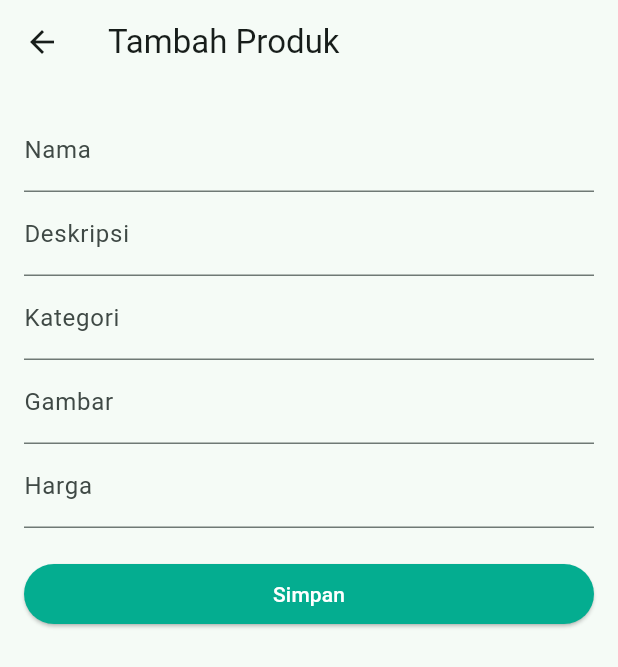
After one commit to ReyhanHerdi/nusantama-product-app, a Flutter app: the screen it shows after launch, after a tap on "+ Tambah", on a phone screen of 412 x 824 dp. The commit adds this screen. Shown: the top 667 px of the screen. Run offline on Flutter 3.47's test engine with Material 3 defaults, Android fonts, the phone set to English and light mode, and no system bars; our stand-ins replace sqflite; accounts and stored records are empty.

Commit message:
apply CRUD method

```diff
--- a/flutter_app/lib/db/db_helper.dart
+++ b/flutter_app/lib/db/db_helper.dart
@@ -1,8 +1,70 @@
-// import 'package:flutter/widgets.dart';
+import 'package:sqflite/sqflite.dart';
+import 'package:path/path.dart';
+import '../model/product_model.dart';
 
-// WidgetsFlutterBinding.ensureInitialized();
+class DBHelper {
+  static final DBHelper _instance = DBHelper._internal();
+  factory DBHelper() => _instance;
+  DBHelper._internal();
 
-// final database = openDatabase(
+  static Database? _database;
 
-//   join(await getDatabasesPath(), 'doggie_database.db'),
-// );
+  Future<Database> get database async {
+    if (_database != null) return _database!;
+    _database = await _initDatabase();
+    return _database!;
+  }
+
+  // Inisialisasi dan buat database
+  Future<Database> _initDatabase() async {
+    String path = join(await getDatabasesPath(), 'nusantama_produk.db');
+    return await openDatabase(
+      path,
+      version: 2,
+      onCreate: _onCreate,
+    );
+  }
+
+  Future<void> _onCreate(Database db, int version) async {
+    await db.execute('''
+      CREATE TABLE produk (
+        id INTEGER PRIMARY KEY AUTOINCREMENT,
+        nama TEXT,
+        deskripsi TEXT,
+        kategori TEXT,
+        gambar TEXT,
+        harga TEXT
+      )
+    ''');
+  }
+
+  Future<int> insertProduct(Product product) async {
+    final db = await database;
+    return await db.insert('produk', product.toMap());
+  }
+
+  Future<List<Product>> getAllProducts() async {
+    final db = await database;
+    final List<Map<String, dynamic>> result = await db.query('produk');
+    return result.map((e) => Product.fromMap(e)).toList();
+  }
+
+  Future<int> updateProduct(Product product) async {
+    final db = await database;
+    return await db.update(
+      'produk',
+      product.toMap(),
+      where: 'id = ?',
+      whereArgs: [product.id],
+    );
+  }
+
+  Future<int> deleteProduct(int id) async {
+    final db = await database;
+    return await db.delete(
+      'produk',
+      where: 'id = ?',
+      whereArgs: [id],
+    );
+  }
+}
--- a/flutter_app/lib/model/product_model.dart
+++ b/flutter_app/lib/model/product_model.dart
@@ -1,17 +1,41 @@
 class Product {
-  final int id;
+  final int? id;
   final String nama;
   final String deskripsi;
   final String kategori;
   final String gambar;
   final String harga;
 
-  const Product({
-    required this.id,
+  Product({
+    this.id,
     required this.nama,
     required this.deskripsi,
     required this.kategori,
     required this.gambar,
-    required this.harga
-    });
+    required this.harga,
+  });
+
+  // Konversi ke Map
+  Map<String, dynamic> toMap() {
+    return {
+      'id': id,
+      'nama': nama,
+      'deskripsi': deskripsi,
+      'kategori': kategori,
+      'gambar': gambar,
+      'harga': harga,
+    };
+  }
+
+  // Konversi dari Map ke objek
+  factory Product.fromMap(Map<String, dynamic> map) {
+    return Product(
+      id: map['id'],
+      nama: map['nama'],
+      deskripsi: map['deskripsi'],
+      kategori: map['kategori'],
+      gambar: map['gambar'],
+      harga: map['harga'],
+    );
+  }
 }
--- /dev/null
+++ b/flutter_app/lib/screen/edit_screen.dart
@@ -0,0 +1,93 @@
+import 'package:flutter/material.dart';
+import '../db/db_helper.dart';
+import '../model/product_model.dart';
+
+class EditScreen extends StatefulWidget {
+  final Product product;
+
+  const EditScreen({super.key, required this.product});
+
+  @override
+  State<EditScreen> createState() => _EditScreenState();
+}
+
+class _EditScreenState extends State<EditScreen> {
+  late TextEditingController namaController;
+  late TextEditingController deskripsiController;
+  late TextEditingController kategoriController;
+  late TextEditingController gambarController;
+  late TextEditingController hargaController;
+
+  @override
+  void initState() {
+    super.initState();
+    namaController = TextEditingController(text: widget.product.nama);
+    deskripsiController = TextEditingController(text: widget.product.deskripsi);
+    kategoriController = TextEditingController(text: widget.product.kategori);
+    gambarController = TextEditingController(text: widget.product.gambar);
+    hargaController = TextEditingController(text: widget.product.harga);
+  }
+
+  @override
+  Widget build(BuildContext context) {
+    return Scaffold(
+      appBar: AppBar(title: const Text('Edit Produk')),
+      body: Padding(
+        padding: const EdgeInsets.all(16.0),
+        child: Column(
+          children: [
+            TextField(
+              controller: namaController,
+              decoration: const InputDecoration(labelText: 'Nama'),
+            ),
+            TextField(
+              controller: deskripsiController,
+              decoration: const InputDecoration(labelText: 'Deskripsi'),
+            ),
+            TextField(
+              controller: kategoriController,
+              decoration: const InputDecoration(labelText: 'Kategori'),
+            ),
+            TextField(
+              controller: gambarController,
+              decoration: const InputDecoration(labelText: 'Gambar'),
+            ),
+            TextField(
+              controller: hargaController,
+              decoration: const InputDecoration(labelText: 'Harga'),
+              keyboardType: TextInputType.text,
+            ),
+            const SizedBox(height: 20),
+            SizedBox(
+              width: double.infinity,
+              child: ElevatedButton(
+                onPressed: _simpanEdit,
+                style: ButtonStyle(
+                  backgroundColor: MaterialStateProperty.all(const Color.fromARGB(255, 4, 173, 144))
+                ),
+                child: const Text('Edit', style: TextStyle(color: Colors.white)),
+              ),
+            ),
+          ],
+        ),
+      ),
+    );
+  }
+
+  void _simpanEdit() async {
+
+
+    final updatedProduct = Product(
+      id: widget.product.id,
+      nama: namaController.text,
+      deskripsi: deskripsiController.text,
+      kategori: kategoriController.text,
+      gambar: gambarController.text,
+      harga: hargaController.text,
+    );
+
+    await DBHelper().updateProduct(updatedProduct);
+
+    if (context.mounted) Navigator.pop(context, true);
+  }
+}
--- a/flutter_app/lib/screen/home_screen.dart
+++ b/flutter_app/lib/screen/home_screen.dart
@@ -1,28 +1,75 @@
 import 'package:flutter/material.dart';
+import 'package:flutter_app/screen/edit_screen.dart';
+import '../db/db_helper.dart';
+import '../model/product_model.dart';
+import 'input_screen.dart';
 
-class HomeScreen extends StatelessWidget {
-  List<String> data = ['Apel', 'Jeruk', 'Mangga'];
+class HomeScreen extends StatefulWidget {
+  const HomeScreen({super.key});
+
+  @override
+  State<HomeScreen> createState() => _HomeScreenState();
+}
+
+class _HomeScreenState extends State<HomeScreen> {
+  List<Product> data = [];
+
+  @override
+  void initState() {
+    super.initState();
+    _loadProduk();
+  }
+
+  Future<void> _loadProduk() async {
+    final hasil = await DBHelper().getAllProducts();
+    setState(() {
+      data = hasil;
+    });
+  }
 
   @override
   Widget build(BuildContext context) {
-    // var appState = context.watch<MyAppState>();
-
     return Scaffold(
       body: SafeArea(
         child: Column(
         crossAxisAlignment: CrossAxisAlignment.start,
         children: [
-          const Padding(
-            padding: EdgeInsets.all(16),
-            child: Text(
+          Padding(
+            padding: const EdgeInsets.all(16),
+            child: Row(
+              mainAxisAlignment: MainAxisAlignment.spaceBetween,
+              children: [
+                const Text(
                   'Daftar Produk',
                   style: TextStyle(fontSize: 20, fontWeight: FontWeight.bold),
                 ),
+                ElevatedButton(
+                  style: ButtonStyle(
+                    backgroundColor: MaterialStateProperty.all(
+                        const Color.fromARGB(255, 4, 173, 144)),
+                  ),
+                  onPressed: () async {
+                    await Navigator.push(
+                      context,
+                      MaterialPageRoute(builder: (context) => InputScreen()),
+                    );
+                    _loadProduk(); // Refresh data setelah kembali
+                  },
+                  child: const Text(
+                    '+ Tambah',
+                    style: TextStyle(color: Colors.white),
+                  ),
+                )
+              ],
+            ),
           ),
 
-          // ListView harus di dalam Expanded/Flexible agar tidak overflow
-          for(var prodct in data)
-              Card(
+          Expanded(
+            child: ListView.builder(
+              itemCount: data.length,
+              itemBuilder: (context, index) {
+                final prodct = data[index];
+                return Card(
                   child: Padding(
                     padding: const EdgeInsets.all(8.0),
                     child: Container(
@@ -30,27 +77,51 @@ class HomeScreen extends StatelessWidget {
                       padding: const EdgeInsets.all(8.0),
                       child: Row(
                         children: [
-                        Icon(
-                          Icons.ads_click
-                        ),
-                        SizedBox(width: 10),
+                          const Icon(Icons.ads_click),
+                          const SizedBox(width: 10),
                           Column(
-                          mainAxisAlignment: MainAxisAlignment.start,
+                            crossAxisAlignment: CrossAxisAlignment.start,
                             children: [
                               Text(
-                            prodct,
-                            style: TextStyle(
-                              fontWeight: FontWeight.bold
+                                prodct.nama,
+                                style: const TextStyle(fontWeight: FontWeight.bold),
+                              ),
+                              Text(prodct.deskripsi),
+                            ],
+                          ),
+                          const Spacer(),
+                          Text('Rp ${prodct.harga}'),
+                          SizedBox(width: 8),
+                          Column(
+                            children: [
+                              IconButton(
+                              onPressed: () async {
+                                await Navigator.push(
+                                context,
+                                  MaterialPageRoute(
+                                    builder: (context) => EditScreen(product: prodct),
+                                  ),
+                                );
+                                _loadProduk();
+                              },
+                              icon: Icon(Icons.edit)
+                            ),
+                            IconButton(
+                              onPressed: () async {
+                                await DBHelper().deleteProduct(prodct.id!);
+                                setState(() {});
+                                _loadProduk();
+                              },
+                              icon: Icon(Icons.delete)
+                          )
+                            ],
+                          )
+                        ],
                       ),
                     ),
-                          Text("Deskripsi")
-                          ],
                   ),
-                        Spacer(),
-                        Text("Harga")
-                      ],
-                    )
-                    ),
+                );
+              },
             ),
           )
         ],
--- /dev/null
+++ b/flutter_app/lib/screen/input_screen.dart
@@ -0,0 +1,101 @@
+import 'package:flutter/material.dart';
+import 'package:flutter_app/db/db_helper.dart';
+import 'package:flutter_app/model/product_model.dart';
+
+class InputScreen extends StatefulWidget {
+  @override
+  State<InputScreen> createState() => _InputScreenState();
+}
+
+class _InputScreenState extends State<InputScreen> {
+  final _namaController = TextEditingController();
+  final _deskripsiController = TextEditingController();
+  final _kategoriController = TextEditingController();
+  final _gambarController = TextEditingController();
+  final _hargaController = TextEditingController();
+
+  void _simpanProduk() async {
+    if (_namaController.text.isEmpty ||
+        _deskripsiController.text.isEmpty ||
+        _kategoriController.text.isEmpty ||
+        _gambarController.text.isEmpty ||
+        _hargaController.text.isEmpty) {
+      ScaffoldMessenger.of(context).showSnackBar(
+        const SnackBar(content: Text('Semua field harus diisi')),
+      );
+      return;
+    }
+    final newProduct = Product(
+      nama: _namaController.text,
+      deskripsi: _deskripsiController.text,
+      kategori: _kategoriController.text,
+      gambar: _gambarController.text,
+      harga: _hargaController.text,
+    );
+
+    await DBHelper().insertProduct(newProduct);
+
+    Navigator.pop(context); // kembali ke halaman sebelumnya
+  }
+
+  @override
+  Widget build(BuildContext context) {
+    return Scaffold(
+      appBar: AppBar(title: const Text('Tambah Produk')),
+      body: Padding(
+        padding: const EdgeInsets.all(16.0),
+        child: Column(
+          children: [
+            TextField(
+              controller: _namaController,
+              decoration: const InputDecoration(
+                labelText: 'Nama',
+              ),
+            ),
+            TextField(
+              controller: _deskripsiController,
+              decoration: const InputDecoration(
+                labelText: 'Deskripsi',
+              ),
+            ),
+            TextField(
+              controller: _kategoriController,
+              decoration: const InputDecoration(
+                labelText: 'Kategori',
+              ),
+            ),
+            TextField(
+              controller: _gambarController,
+              decoration: const InputDecoration(
+                labelText: 'Gambar',
+              ),
+            ),
+            TextField(
+              controller: _hargaController,
+              decoration: const InputDecoration(
+                labelText: 'Harga',
+              ),
+              keyboardType: TextInputType.number,
+            ),
+            const SizedBox(height: 20),
+            SizedBox(
+              width: double.infinity,
+              child: ElevatedButton(
+                onPressed: _simpanProduk,
+                style: ButtonStyle(
+                  backgroundColor: MaterialStateProperty.all(
+                    const Color.fromARGB(255, 4, 173, 144),
+                  ),
+                ),
+                child: const Text(
+                  'Simpan',
+                  style: TextStyle(color: Colors.white),
+                ),
+              ),
+            ),
+          ],
+        ),
+      ),
+    );
+  }
+}
```
Lines whose indentation alone changed are shown as unchanged.
